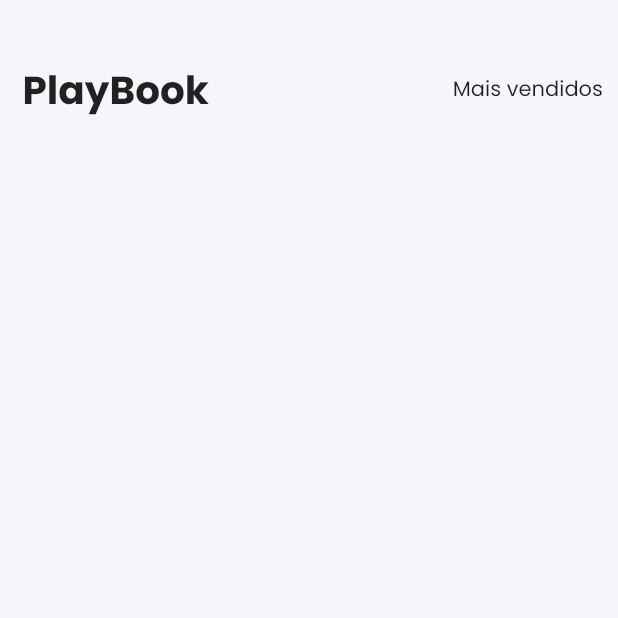
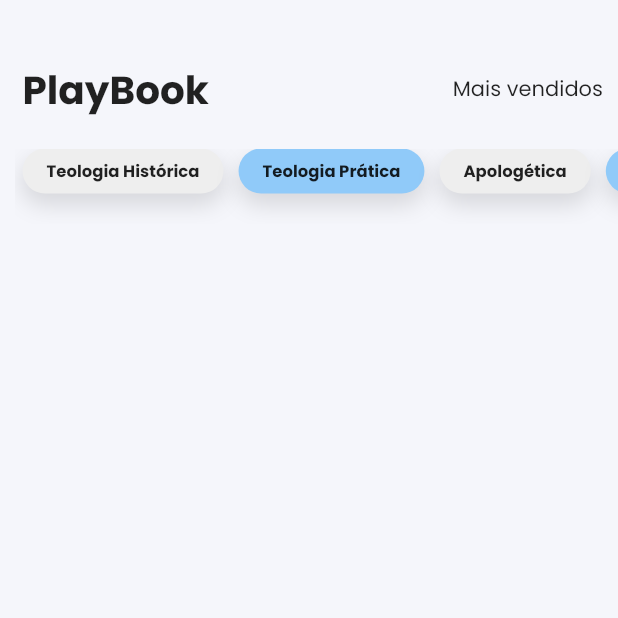
Before and after one commit to rafaelbatistaroque/improving_flutter_app_ui_2, a Flutter app: the screen it shows after launch, on a phone screen of 412 x 824 dp, the top half of it. Run offline on Flutter 3.47's test engine with Material 2 defaults, Android fonts, the phone set to English and light mode, and no system bars.

Commit message:
Added list bar category

```diff
--- /dev/null
+++ b/lib/data/categorys.list.dart
@@ -0,0 +1,9 @@
+List<String> categorys = [
+  "Teologia Histórica",
+  "Teologia Prática",
+  "Apologética",
+  "Teologia Sistemática",
+  "Teologia Bíblica",
+  "Apócrifos",
+  "Missões"
+];
--- a/lib/pages/home.dart
+++ b/lib/pages/home.dart
@@ -1,5 +1,6 @@
 import 'package:flutter/material.dart';
 import 'package:improving_flutter_app_ui_2/style/fontStyle.dart';
+import 'package:improving_flutter_app_ui_2/widgets/categorys/categorys.listbar.dart';
 
 class MyHomePage extends StatelessWidget {
   @override
@@ -24,6 +25,8 @@ class MyHomePage extends StatelessWidget {
             ],
           ),
         ),
+        SizedBox(height: 20),
+        CategorysList(),
       ],
     );
   }
--- /dev/null
+++ b/lib/widgets/categorys/categorys.listbar.dart
@@ -0,0 +1,46 @@
+import 'package:flutter/material.dart';
+import 'package:improving_flutter_app_ui_2/data/categorys.list.dart';
+import 'package:improving_flutter_app_ui_2/style/fontStyle.dart';
+
+class CategorysList extends StatelessWidget {
+  @override
+  Widget build(BuildContext context) {
+    return Container(
+      height: 50,
+      margin: EdgeInsets.only(left: 10),
+      child: ListView.builder(
+          scrollDirection: Axis.horizontal,
+          itemCount: categorys.length,
+          itemBuilder: (context, index) {
+            var category = categorys[index];
+            return _buildItemCategory(category, index);
+          }),
+    );
+  }
+}
+
+Widget _buildItemCategory(String category, int index) {
+  return Align(
+    alignment: Alignment.topCenter,
+    child: Container(
+      height: 30,
+      margin: EdgeInsets.symmetric(horizontal: 5),
+      child: FlatButton(
+        shape: RoundedRectangleBorder(borderRadius: BorderRadius.circular(16)),
+        child: Text(category, style: categoryStyle),
+        onPressed: () {},
+      ),
+      decoration: BoxDecoration(
+        color: (index % 2 == 0) ? Colors.grey[200] : Colors.blue[200],
+        borderRadius: BorderRadius.circular(16),
+        boxShadow: [
+          BoxShadow(
+              color: Colors.black.withOpacity(.12),
+              blurRadius: 12,
+              offset: Offset(0, 7),
+              spreadRadius: 1)
+        ],
+      ),
+    ),
+  );
+}
```
